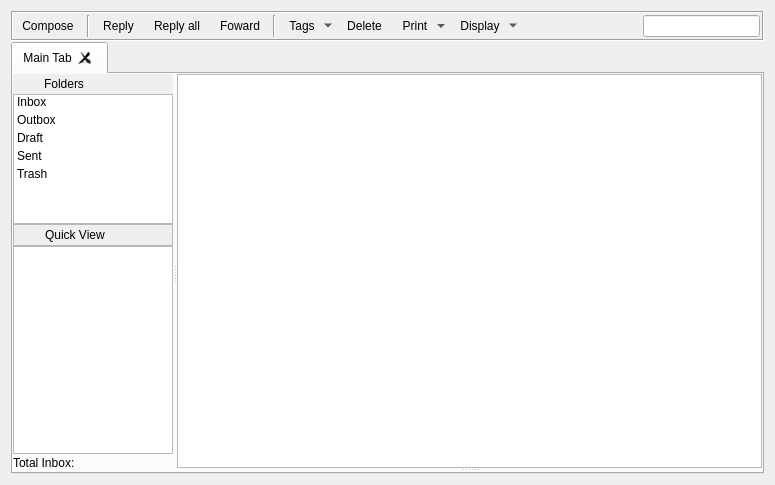
Qt form retroshare-gui/src/gui/MessagesDialog.ui (RetroShare/RetroShare) before a commit.
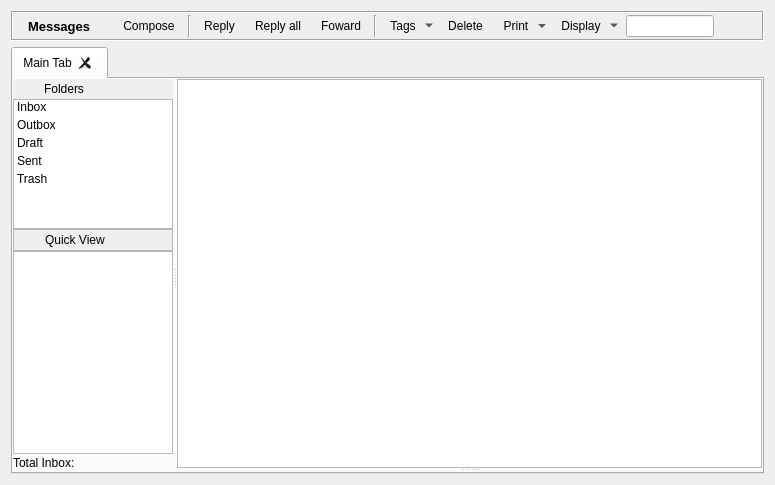
The same form after that commit. Icons and pictures are not drawn. Custom widgets are drawn as their Qt base class.

Commit message: Remorked GUI layout a little bit: - made all pages have a bar with full width - added help button to each of them (needs adding text) - improved help system so that it's easy to register a new help button FriendsDialog still needs some cleaning.

```diff
--- a/retroshare-gui/src/gui/MessagesDialog.ui
+++ b/retroshare-gui/src/gui/MessagesDialog.ui
@@ -10,11 +10,8 @@
     <height>485</height>
    </rect>
   </property>
-  <layout class="QGridLayout" name="gridLayout_5">
-   <property name="verticalSpacing">
-    <number>1</number>
-   </property>
-   <item row="0" column="0">
+  <layout class="QVBoxLayout" name="verticalLayout">
+   <item>
     <widget class="QFrame" name="toolBarFrame">
      <property name="sizePolicy">
       <sizepolicy hsizetype="Preferred" vsizetype="Preferred">
@@ -47,143 +44,37 @@
       <property name="horizontalSpacing">
        <number>6</number>
       </property>
-      <item row="0" column="0">
-       <widget class="QToolButton" name="newmessageButton">
-        <property name="minimumSize">
-         <size>
-          <width>0</width>
-          <height>0</height>
-         </size>
-        </property>
-        <property name="maximumSize">
-         <size>
-          <width>167777</width>
-          <height>167777</height>
-         </size>
-        </property>
-        <property name="focusPolicy">
-         <enum>Qt::NoFocus</enum>
-        </property>
-        <property name="toolTip">
-         <string>New Message</string>
-        </property>
-        <property name="text">
-         <string>Compose</string>
-        </property>
-        <property name="icon">
-         <iconset resource="images.qrc">
-          <normaloff>:/images/folder-draft24.png</normaloff>:/images/folder-draft24.png</iconset>
-        </property>
-        <property name="iconSize">
-         <size>
-          <width>24</width>
-          <height>24</height>
-         </size>
-        </property>
-        <property name="toolButtonStyle">
-         <enum>Qt::ToolButtonIconOnly</enum>
-        </property>
-        <property name="autoRaise">
-         <bool>true</bool>
-        </property>
-       </widget>
-      </item>
       <item row="0" column="1">
-       <widget class="Line" name="line">
-        <property name="orientation">
-         <enum>Qt::Vertical</enum>
+       <widget class="QLabel" name="titleBarLabel">
+        <property name="font">
+         <font>
+          <pointsize>10</pointsize>
+          <weight>75</weight>
+          <bold>true</bold>
+         </font>
+        </property>
+        <property name="text">
+         <string>Messages</string>
         </property>
        </widget>
       </item>
+      <item row="0" column="13">
+       <widget class="LineEditClear" name="filterLineEdit"/>
+      </item>
       <item row="0" column="2">
-       <widget class="QToolButton" name="replymessageButton">
-        <property name="sizePolicy">
-         <sizepolicy hsizetype="Fixed" vsizetype="Fixed">
-          <horstretch>0</horstretch>
-          <verstretch>0</verstretch>
-         </sizepolicy>
+       <spacer name="horizontalSpacer_2">
+        <property name="orientation">
+         <enum>Qt::Horizontal</enum>
         </property>
-        <property name="minimumSize">
+        <property name="sizeHint" stdset="0">
          <size>
-          <width>0</width>
-          <height>0</height>
+          <width>40</width>
+          <height>20</height>
          </size>
         </property>
-        <property name="maximumSize">
-         <size>
-          <width>16777</width>
-          <height>16777</height>
-         </size>
-        </property>
-        <property name="focusPolicy">
-         <enum>Qt::NoFocus</enum>
-        </property>
-        <property name="toolTip">
-         <string>Reply to selected message</string>
-        </property>
-        <property name="text">
-         <string>Reply</string>
-        </property>
-        <property name="icon">
-         <iconset resource="images.qrc">
-          <normaloff>:/images/replymail-pressed.png</normaloff>:/images/replymail-pressed.png</iconset>
-        </property>
-        <property name="iconSize">
-         <size>
-          <width>24</width>
-          <height>24</height>
-         </size>
-        </property>
-        <property name="toolButtonStyle">
-         <enum>Qt::ToolButtonIconOnly</enum>
-        </property>
-        <property name="autoRaise">
-         <bool>true</bool>
-        </property>
-       </widget>
+       </spacer>
       </item>
-      <item row="0" column="3">
-       <widget class="QToolButton" name="replyallmessageButton">
-        <property name="minimumSize">
-         <size>
-          <width>0</width>
-          <height>0</height>
-         </size>
-        </property>
-        <property name="maximumSize">
-         <size>
-          <width>16777</width>
-          <height>16777</height>
-         </size>
-        </property>
-        <property name="focusPolicy">
-         <enum>Qt::NoFocus</enum>
-        </property>
-        <property name="toolTip">
-         <string>Reply all to selected message</string>
-        </property>
-        <property name="text">
-         <string>Reply all</string>
-        </property>
-        <property name="icon">
-         <iconset resource="images.qrc">
-          <normaloff>:/images/replymailall24-hover.png</normaloff>:/images/replymailall24-hover.png</iconset>
-        </property>
-        <property name="iconSize">
-         <size>
-          <width>24</width>
-          <height>24</height>
-         </size>
-        </property>
-        <property name="toolButtonStyle">
-         <enum>Qt::ToolButtonIconOnly</enum>
-        </property>
-        <property name="autoRaise">
-         <bool>true</bool>
-        </property>
-       </widget>
-      </item>
-      <item row="0" column="4">
+      <item row="0" column="7">
        <widget class="QToolButton" name="forwardmessageButton">
         <property name="minimumSize">
          <size>
@@ -224,14 +115,14 @@
         </property>
        </widget>
       </item>
-      <item row="0" column="5">
+      <item row="0" column="8">
        <widget class="Line" name="line_2">
         <property name="orientation">
          <enum>Qt::Vertical</enum>
         </property>
        </widget>
       </item>
-      <item row="0" column="7">
+      <item row="0" column="10">
        <widget class="QToolButton" name="removemessageButton">
         <property name="minimumSize">
          <size>
@@ -272,7 +163,7 @@
         </property>
        </widget>
       </item>
-      <item row="0" column="8">
+      <item row="0" column="11">
        <widget class="QToolButton" name="printbutton">
         <property name="sizePolicy">
          <sizepolicy hsizetype="Fixed" vsizetype="Fixed">
@@ -322,7 +213,7 @@
         </property>
        </widget>
       </item>
-      <item row="0" column="9">
+      <item row="0" column="12">
        <widget class="QToolButton" name="viewtoolButton">
         <property name="sizePolicy">
          <sizepolicy hsizetype="Fixed" vsizetype="Fixed">
@@ -354,20 +245,17 @@
         </property>
        </widget>
       </item>
-      <item row="0" column="10">
-       <spacer name="horizontalSpacer">
-        <property name="orientation">
-         <enum>Qt::Horizontal</enum>
+      <item row="0" column="0">
+       <widget class="QLabel" name="titleBarPixmap">
+        <property name="text">
+         <string/>
         </property>
-        <property name="sizeHint" stdset="0">
-         <size>
-          <width>40</width>
-          <height>20</height>
-         </size>
+        <property name="pixmap">
+         <pixmap resource="images.qrc">:/images/message-mail-read.png</pixmap>
         </property>
-       </spacer>
+       </widget>
       </item>
-      <item row="0" column="6">
+      <item row="0" column="9">
        <widget class="QToolButton" name="tagButton">
         <property name="focusPolicy">
          <enum>Qt::NoFocus</enum>
@@ -396,13 +284,169 @@
         </property>
        </widget>
       </item>
-      <item row="0" column="11">
-       <widget class="LineEditClear" name="filterLineEdit"/>
+      <item row="0" column="14">
+       <widget class="QPushButton" name="helpButton">
+        <property name="sizePolicy">
+         <sizepolicy hsizetype="Maximum" vsizetype="Fixed">
+          <horstretch>0</horstretch>
+          <verstretch>0</verstretch>
+         </sizepolicy>
+        </property>
+        <property name="text">
+         <string/>
+        </property>
+        <property name="icon">
+         <iconset resource="images.qrc">
+          <normaloff>:/images/64px_help.png</normaloff>:/images/64px_help.png</iconset>
+        </property>
+        <property name="checkable">
+         <bool>true</bool>
+        </property>
+        <property name="flat">
+         <bool>true</bool>
+        </property>
+       </widget>
+      </item>
+      <item row="0" column="4">
+       <widget class="Line" name="line">
+        <property name="orientation">
+         <enum>Qt::Vertical</enum>
+        </property>
+       </widget>
+      </item>
+      <item row="0" column="5">
+       <widget class="QToolButton" name="replymessageButton">
+        <property name="sizePolicy">
+         <sizepolicy hsizetype="Fixed" vsizetype="Fixed">
+          <horstretch>0</horstretch>
+          <verstretch>0</verstretch>
+         </sizepolicy>
+        </property>
+        <property name="minimumSize">
+         <size>
+          <width>0</width>
+          <height>0</height>
+         </size>
+        </property>
+        <property name="maximumSize">
+         <size>
+          <width>16777</width>
+          <height>16777</height>
+         </size>
+        </property>
+        <property name="focusPolicy">
+         <enum>Qt::NoFocus</enum>
+        </property>
+        <property name="toolTip">
+         <string>Reply to selected message</string>
+        </property>
+        <property name="text">
+         <string>Reply</string>
+        </property>
+        <property name="icon">
+         <iconset resource="images.qrc">
+          <normaloff>:/images/replymail-pressed.png</normaloff>:/images/replymail-pressed.png</iconset>
+        </property>
+        <property name="iconSize">
+         <size>
+          <width>24</width>
+          <height>24</height>
+         </size>
+        </property>
+        <property name="toolButtonStyle">
+         <enum>Qt::ToolButtonIconOnly</enum>
+        </property>
+        <property name="autoRaise">
+         <bool>true</bool>
+        </property>
+       </widget>
+      </item>
+      <item row="0" column="6">
+       <widget class="QToolButton" name="replyallmessageButton">
+        <property name="minimumSize">
+         <size>
+          <width>0</width>
+          <height>0</height>
+         </size>
+        </property>
+        <property name="maximumSize">
+         <size>
+          <width>16777</width>
+          <height>16777</height>
+         </size>
+        </property>
+        <property name="focusPolicy">
+         <enum>Qt::NoFocus</enum>
+        </property>
+        <property name="toolTip">
+         <string>Reply all to selected message</string>
+        </property>
+        <property name="text">
+         <string>Reply all</string>
+        </property>
+        <property name="icon">
+         <iconset resource="images.qrc">
+          <normaloff>:/images/replymailall24-hover.png</normaloff>:/images/replymailall24-hover.png</iconset>
+        </property>
+        <property name="iconSize">
+         <size>
+          <width>24</width>
+          <height>24</height>
+         </size>
+        </property>
+        <property name="toolButtonStyle">
+         <enum>Qt::ToolButtonIconOnly</enum>
+        </property>
+        <property name="autoRaise">
+         <bool>true</bool>
+        </property>
+       </widget>
+      </item>
+      <item row="0" column="3">
+       <widget class="QToolButton" name="newmessageButton">
+        <property name="minimumSize">
+         <size>
+          <width>0</width>
+          <height>0</height>
+         </size>
+        </property>
+        <property name="maximumSize">
+         <size>
+          <width>167777</width>
+          <height>167777</height>
+         </size>
+        </property>
+        <property name="focusPolicy">
+         <enum>Qt::NoFocus</enum>
+        </property>
+        <property name="toolTip">
+         <string>New Message</string>
+        </property>
+        <property name="text">
+         <string>Compose</string>
+        </property>
+        <property name="icon">
+         <iconset resource="images.qrc">
+          <normaloff>:/images/folder-draft24.png</normaloff>:/images/folder-draft24.png</iconset>
+        </property>
+        <property name="iconSize">
+         <size>
+          <width>24</width>
+          <height>24</height>
+         </size>
+        </property>
+        <property name="toolButtonStyle">
+         <enum>Qt::ToolButtonIconOnly</enum>
+        </property>
+        <property name="autoRaise">
+         <bool>true</bool>
+        </property>
+       </widget>
       </item>
      </layout>
     </widget>
    </item>
-   <item row="1" column="0">
+   <item>
     <widget class="RSTabWidget" name="tabWidget">
      <property name="tabsClosable">
       <bool>true</bool>
```
Left out of the diff: 2 changed lines with no effect on the pictures. The commit also changes 12 other files.
